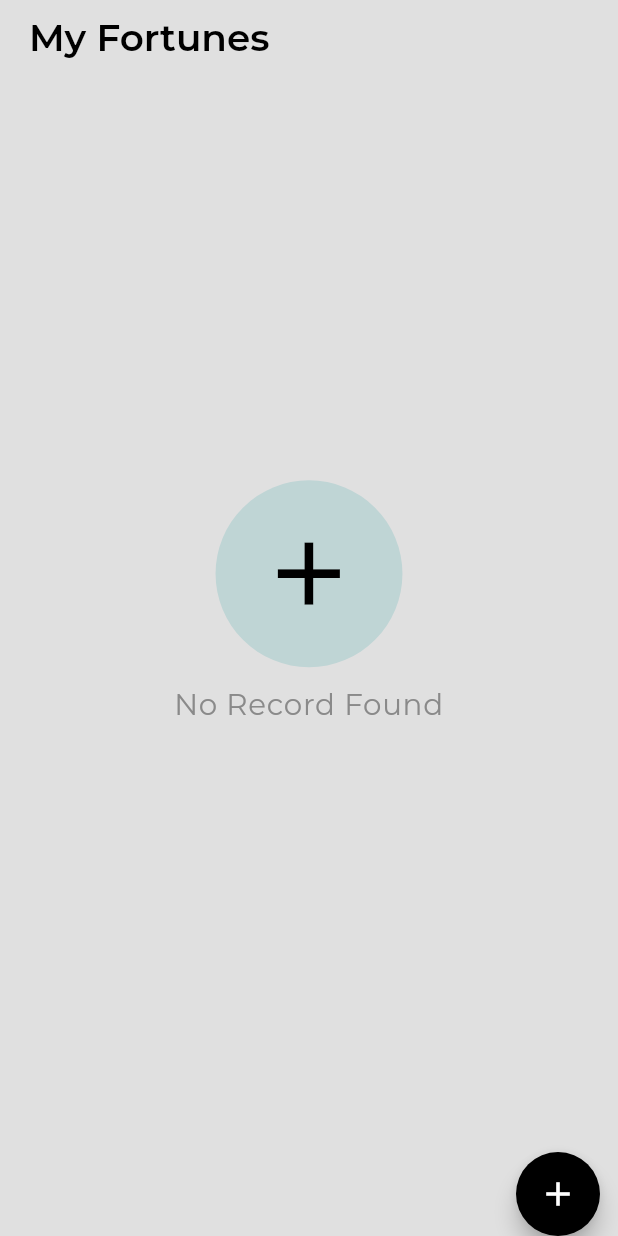
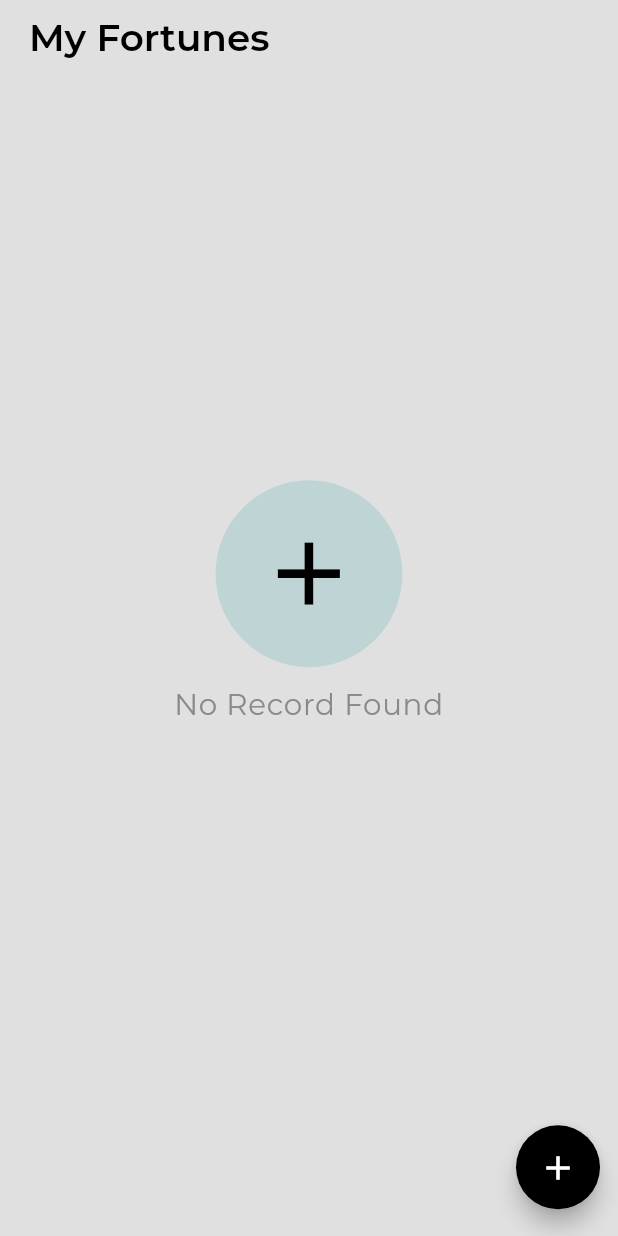
Before and after one commit to Dev-Sashad/fortune_gallery_task, a Flutter app: the screen it shows after launch, on a phone screen of 412 x 824 dp. Run offline on Flutter 3.47's test engine with Material 2 defaults, Android fonts, the phone set to English and light mode, and no system bars; our stand-ins replace flutter_riverpod, flutter_screenutil, flutter_spinkit, flutter_staggered_animations, flutter_styled_toast, get and 5 more; missing offline and left inert: flutter_animated_dialog; accounts and stored records are empty.

Commit message:
fix issue

```diff
--- a/lib/main.dart
+++ b/lib/main.dart
@@ -18,7 +18,7 @@ class MyApp extends StatelessWidget {
     SystemChrome.setSystemUIOverlayStyle(const SystemUiOverlayStyle(
       statusBarBrightness: Brightness.light,
       statusBarIconBrightness: Brightness.dark,
-      statusBarColor: AppColors.white,
+      statusBarColor: AppColors.backgroundColor,
     ));
     return DismissableKeyboardFeature(
       child: ScreenUtilInit(
--- a/lib/screens/fortune/add_fortune_screen.dart
+++ b/lib/screens/fortune/add_fortune_screen.dart
@@ -32,6 +32,8 @@ class _AddFortuneScreenState extends State<AddFortuneScreen> {
       floatingActionButton: Consumer(builder: (context, ref, _) {
         return GestureDetector(
           onTap: () async {
+            hideKeyboard(context);
+            if (_controller.text.trim().isNotEmpty) {
               final result = widget.data != null
                   ? await ref.read(manageFortuenVm).updateFortune(
                       data: FortuneModel(
@@ -44,6 +46,9 @@ class _AddFortuneScreenState extends State<AddFortuneScreen> {
                           dateCreated: DateTime.now()));
               if (result) {
                 Navigator.pop(context);
+              }
+            } else {
+              showToast("Start typing...");
             }
           },
           child: Container(
--- a/lib/screens/home/home_screen.dart
+++ b/lib/screens/home/home_screen.dart
@@ -1,4 +1,5 @@
 import 'package:flutter/material.dart';
+import 'package:flutter_spinkit/flutter_spinkit.dart';
 import 'package:fortune_gallery/_lib.dart';
 import 'package:fortune_gallery/utils/extension.dart';
 import 'package:flutter_staggered_grid_view/flutter_staggered_grid_view.dart';
@@ -31,6 +32,8 @@ class _HomeSreenState extends ConsumerState<HomeSreen> with UIToolMixin {
       backgroundColor: Theme.of(context).scaffoldBackgroundColor,
       floatingActionButton: Visibility(
         visible: vm.viewState.isIdle,
+        child: Padding(
+          padding: EdgeInsets.only(bottom: 20.sp),
           child: FloatingActionButton(
             shape: const CircleBorder(),
             onPressed: () {
@@ -44,9 +47,13 @@ class _HomeSreenState extends ConsumerState<HomeSreen> with UIToolMixin {
             ),
           ),
         ),
+      ),
       floatingActionButtonLocation: FloatingActionButtonLocation.miniEndDocked,
       body: SafeArea(
         bottom: false,
+        child: SizedBox(
+          height: screenHeight,
+          width: screenWidth,
           child: Padding(
             padding: EdgeInsets.symmetric(horizontal: eqW(20)),
             child: Stack(
@@ -139,8 +146,22 @@ class _HomeSreenState extends ConsumerState<HomeSreen> with UIToolMixin {
                       );
                     }
                   }
-              })
+                }),
+                Visibility(
+                  visible: vm.getMoreState!.isLoading,
+                  child: Positioned(
+                    bottom: 0,
+                    right: screenWidth * 0.375,
+                    left: screenWidth * 0.375,
+                    child: SpinKitCircle(
+                      color: AppColors.lightGrey,
+                      size: 60.sp,
+                      duration: const Duration(milliseconds: 1200),
+                    ),
+                  ),
+                )
               ],
+            ),
           ),
         ),
       ),
--- a/lib/utils/functions.dart
+++ b/lib/utils/functions.dart
@@ -28,7 +28,7 @@ showToast(message) {
         child: CustomText(
           message,
           color: AppColors.white,
-          fontSize: 10.sp,
+          fontSize: 12.sp,
         ),
       ),
       context: context);
--- a/lib/widgets/dialogs/waiting_dialog.dart
+++ b/lib/widgets/dialogs/waiting_dialog.dart
@@ -9,12 +9,15 @@ class WaitDialog extends StatelessWidget {
   Widget build(BuildContext context) {
     return WillPopScope(
         onWillPop: () async => false,
+        child: SizedBox(
+          height: screenHeight,
           child: Column(
             mainAxisAlignment: MainAxisAlignment.center,
             crossAxisAlignment: CrossAxisAlignment.center,
             children: [
               Container(
-              padding: EdgeInsets.symmetric(vertical: 15.sp, horizontal: 10.sp),
+                padding:
+                    EdgeInsets.symmetric(vertical: 15.sp, horizontal: 10.sp),
                 decoration: BoxDecoration(
                   borderRadius: BorderRadius.circular(10.0.r),
                   color: AppColors.white,
@@ -30,6 +33,7 @@ class WaitDialog extends StatelessWidget {
                 ),
               ),
             ],
+          ),
         ));
   }
 }
```
Also changed, not shown: lib/screens/fortune/view_fortune.dart (+10 -2 lines). Lines whose indentation alone changed are shown as unchanged.
